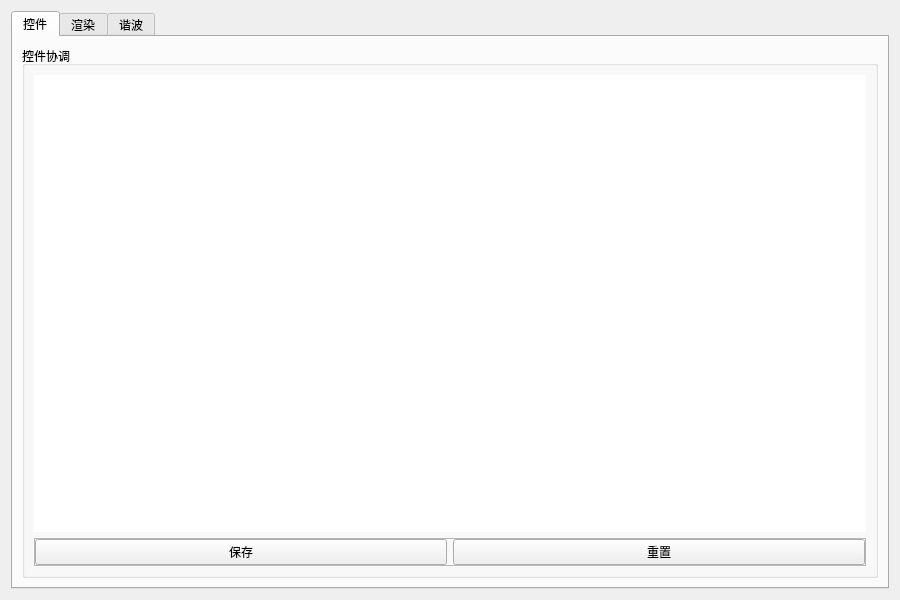
Above: LogGpt/changelive2dwidget.ui from log159/LogChat before the change. Below: the same form after it.
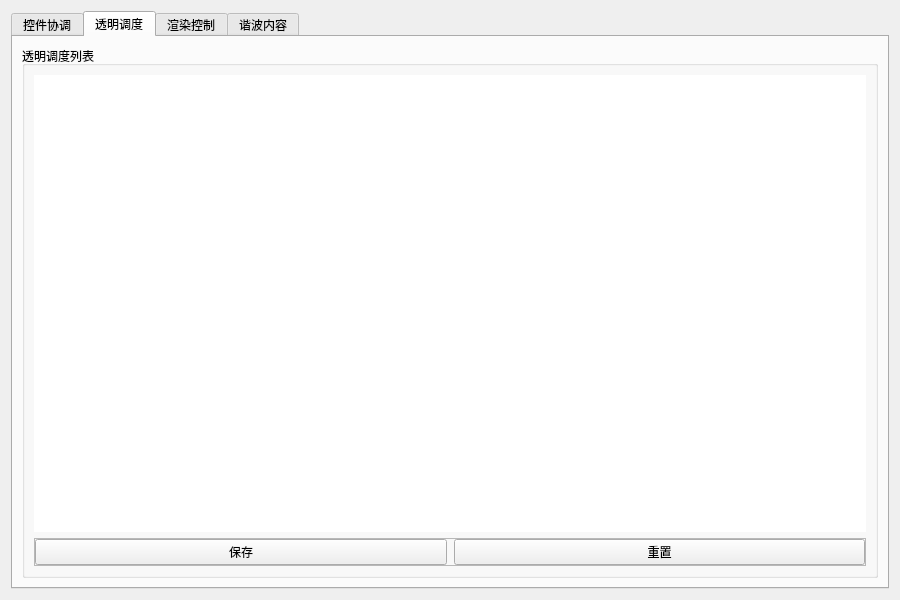
That is the form after the change. The open tabs and pages were chosen to show the change.

Commit message: [refactor]:重构,并且可设置l2d半透明效果

What changed in the file:
```diff
--- a/LogGpt/changelive2dwidget.ui
+++ b/LogGpt/changelive2dwidget.ui
@@ -21,10 +21,10 @@
      </property>
      <widget class="QWidget" name="tab_parameter">
       <attribute name="title">
-       <string>控件</string>
+       <string>控件协调</string>
       </attribute>
-      <layout class="QHBoxLayout" name="horizontalLayout">
-       <item>
+      <layout class="QGridLayout" name="gridLayout_6">
+       <item row="0" column="0">
         <widget class="QGroupBox" name="groupBox_parameter">
          <property name="minimumSize">
           <size>
@@ -33,9 +33,9 @@
           </size>
          </property>
          <property name="title">
-          <string>控件协调</string>
+          <string>控件协调列表</string>
          </property>
-         <layout class="QVBoxLayout" name="verticalLayout">
+         <layout class="QVBoxLayout" name="verticalLayout_5">
           <item>
            <widget class="QListWidget" name="listWidget_parameter">
             <property name="frameShape">
@@ -86,9 +86,73 @@
        </item>
       </layout>
      </widget>
+     <widget class="QWidget" name="tab_part">
+      <attribute name="title">
+       <string>透明调度</string>
+      </attribute>
+      <layout class="QGridLayout" name="gridLayout_3">
+       <item row="0" column="0">
+        <widget class="QGroupBox" name="groupBox_part">
+         <property name="title">
+          <string>透明调度列表</string>
+         </property>
+         <layout class="QVBoxLayout" name="verticalLayout">
+          <item>
+           <widget class="QListWidget" name="listWidget_part">
+            <property name="frameShape">
+             <enum>QFrame::NoFrame</enum>
+            </property>
+           </widget>
+          </item>
+          <item>
+           <widget class="QFrame" name="frame_4">
+            <property name="frameShape">
+             <enum>QFrame::StyledPanel</enum>
+            </property>
+            <property name="frameShadow">
+             <enum>QFrame::Raised</enum>
+            </property>
+            <layout class="QHBoxLayout" name="horizontalLayout">
+             <property name="spacing">
+              <number>7</number>
+             </property>
+             <property name="leftMargin">
+              <number>0</number>
+             </property>
+             <property name="topMargin">
+              <number>0</number>
+             </property>
+             <property name="rightMargin">
+              <number>0</number>
+             </property>
+             <property name="bottomMargin">
+              <number>0</number>
+             </property>
+             <item>
+              <widget class="QPushButton" name="pushButton_save_part">
+               <property name="text">
+                <string>保存</string>
+               </property>
+              </widget>
+             </item>
+             <item>
+              <widget class="QPushButton" name="pushButton_reset_part">
+               <property name="text">
+                <string>重置</string>
+               </property>
+              </widget>
+             </item>
+            </layout>
+           </widget>
+          </item>
+         </layout>
+        </widget>
+       </item>
+      </layout>
+     </widget>
      <widget class="QWidget" name="tab">
       <attribute name="title">
-       <string>渲染</string>
+       <string>渲染控制</string>
       </attribute>
       <layout class="QGridLayout" name="gridLayout_4">
        <item row="0" column="0">
@@ -155,7 +219,7 @@
      </widget>
      <widget class="QWidget" name="tab_animation">
       <attribute name="title">
-       <string>谐波</string>
+       <string>谐波内容</string>
       </attribute>
       <layout class="QGridLayout" name="gridLayout">
        <item row="0" column="0">
```
Left out of the diff: 12 changed lines with no effect on the pictures. The commit also changes 20 other files.
